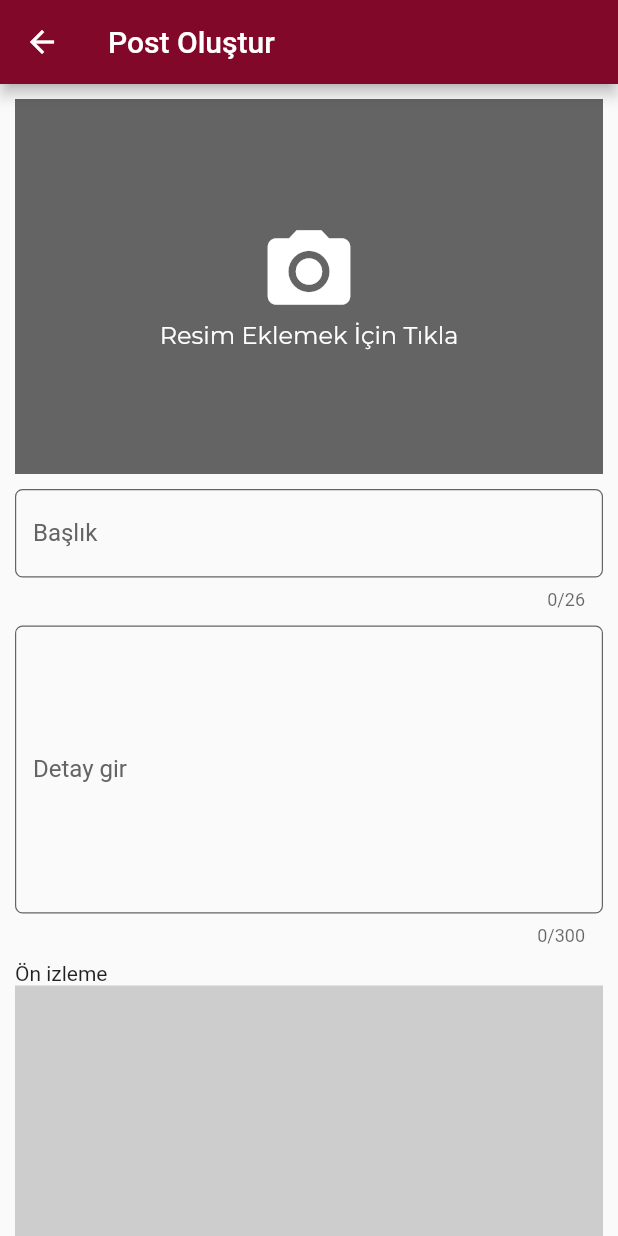
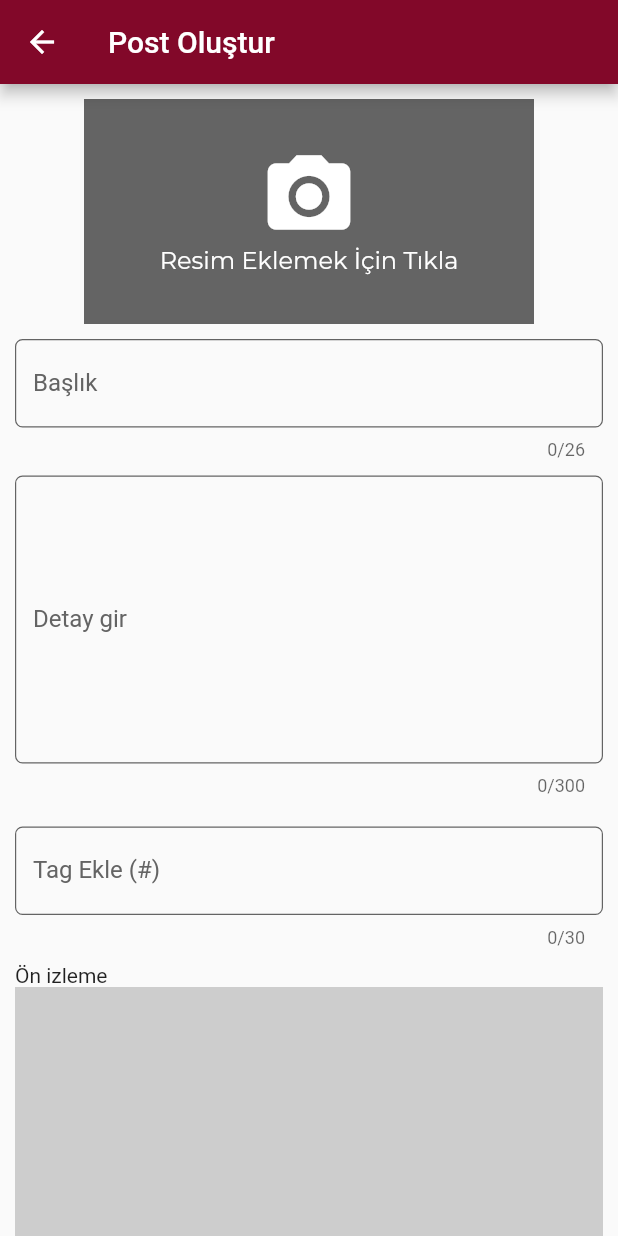
Before and after one commit to behemehal/GEE, a Flutter app: the CreatePost screen opened directly, on a phone screen of 412 x 824 dp. Run offline on Flutter 3.47's test engine with Material 2 defaults, Android fonts, the phone set to English and light mode, and no system bars; our stand-ins replace image_picker, shared_preferences; accounts and stored records are empty.

Commit message:
Create post

```diff
--- a/lib/pages/create_post.dart
+++ b/lib/pages/create_post.dart
@@ -1,6 +1,7 @@
 import 'package:flutter/material.dart';
 import 'package:gee/pages/home_page.dart';
 import 'package:gee/utils/markdown_formatter.dart';
+import '../components/login_components/imagepicker.dart';
 
 class CreatePost extends StatefulWidget {
   CreatePost(
@@ -22,8 +23,9 @@ class CreatePostState extends State<CreatePost> {
   bool edit;
   String postID;
 
-  TextEditingController name = TextEditingController();
+  TextEditingController title = TextEditingController();
   TextEditingController detail = TextEditingController();
+  TextEditingController tag = TextEditingController();
 
   @override
   void initState() {
@@ -49,8 +51,8 @@ class CreatePostState extends State<CreatePost> {
               Padding(
                 padding: EdgeInsets.only(bottom: 10),
                 child: Container(
-                  width: 500,
-                  height: 250,
+                  width: 300,
+                  height: 150,
                   color: Color.fromRGBO(100, 100, 100, 1),
                   child: Center(
                     child: Column(
@@ -75,6 +77,7 @@ class CreatePostState extends State<CreatePost> {
                 ),
               ),
               TextField(
+                controller: title,
                 decoration: InputDecoration(
                   labelText: "Başlık",
                 ),
@@ -89,6 +92,17 @@ class CreatePostState extends State<CreatePost> {
                   autocorrect: false,
                   decoration: InputDecoration(
                     labelText: 'Detay gir',
+                  ),
+                ),
+              ),
+              Padding(
+                padding: EdgeInsets.only(bottom: 10, top: 10),
+                child: TextField(
+                  controller: tag,
+                  maxLength: 30,
+                  autocorrect: false,
+                  decoration: InputDecoration(
+                    labelText: 'Tag Ekle (#)',
                   ),
                 ),
               ),
--- a/pubspec.yaml
+++ b/pubspec.yaml
@@ -11,11 +11,11 @@ dependencies:
     sdk: flutter
   shared_preferences: ^0.5.12+4
   cupertino_icons: ^1.0.2
+  image_picker: ^0.6.7+22
 
 dev_dependencies:
   flutter_test:
     sdk: flutter
-
 flutter:
   uses-material-design: true
   assets:
```
Also changed, not shown: lib/components/login_components/imagepicker.dart (added, +53 -0 lines), pubspec.lock.
